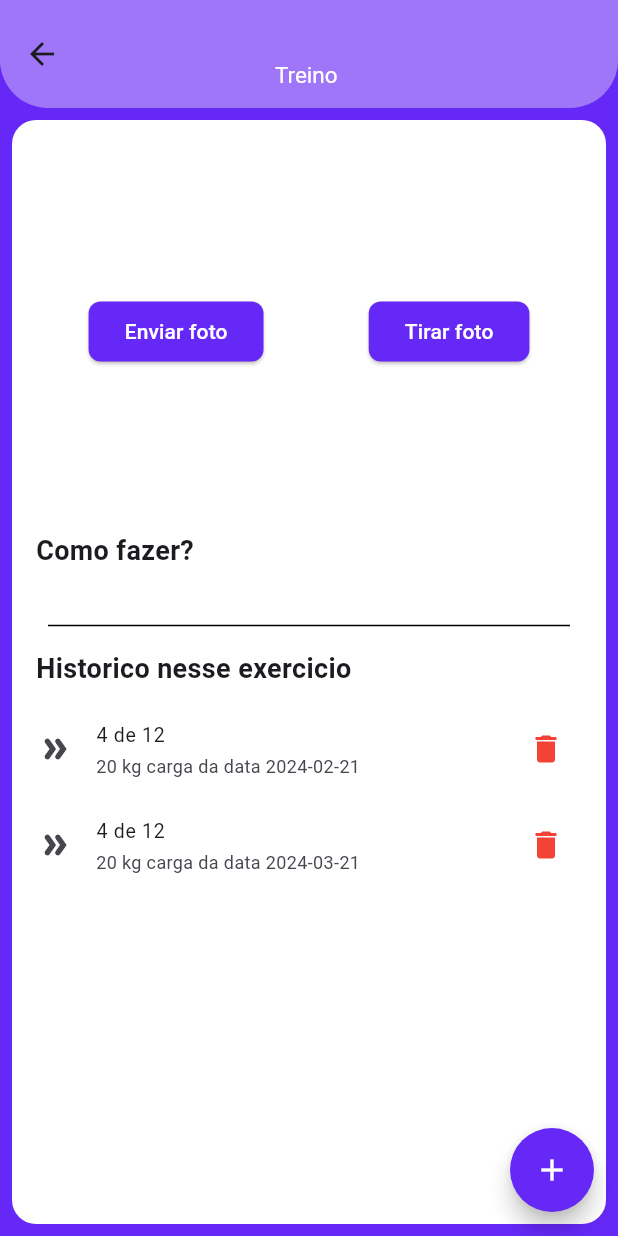
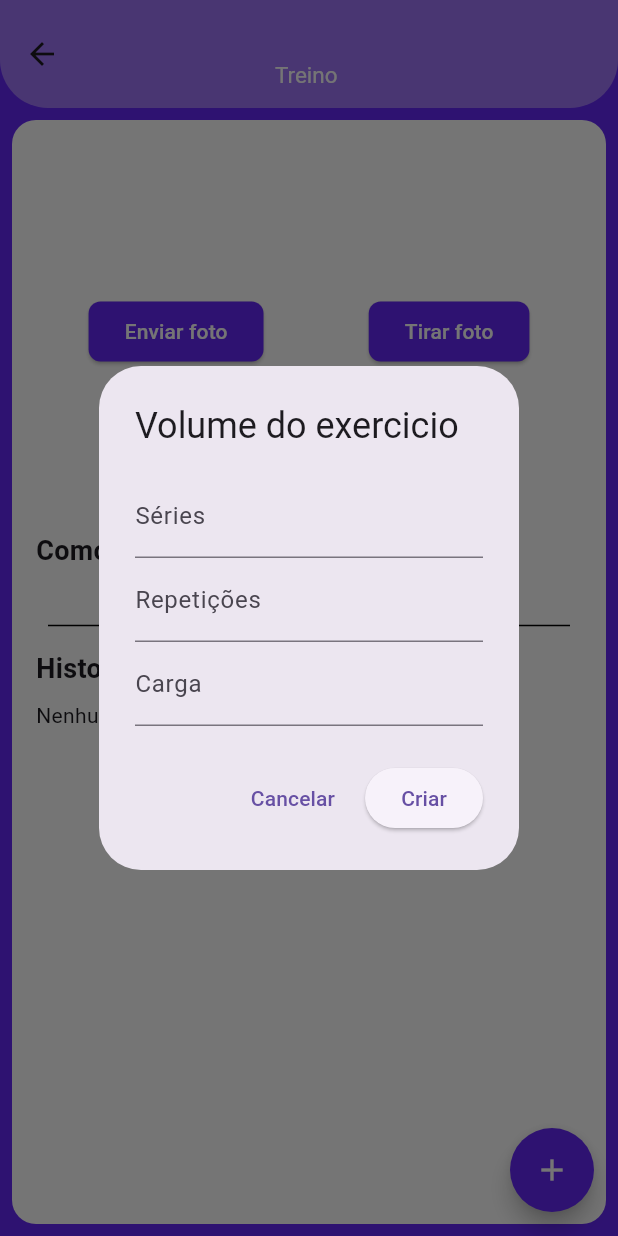
Before and after one commit to lukkspereiraa/Neon_rush, a Flutter app: the ExercicoTela screen opened directly with empty values, after a tap on the "add" icon, on a phone screen of 412 x 824 dp. Run offline on Flutter 3.47's test engine with Material 3 defaults, Android fonts, the phone set to English and light mode, and no system bars; our stand-ins replace cloud_firestore, firebase_auth, firebase_core; accounts and stored records are empty; generated files the repository leaves out were written again.

Commit message:
progama finaLIZADO

```diff
--- a/analysis_options.yaml
+++ b/analysis_options.yaml
@@ -7,6 +7,9 @@
 
 # The following line activates a set of recommended lints for Flutter apps,
 # packages, and plugins designed to encourage good coding practices.
+analyzer:
+  errors:
+    must_be_immutable: ignore
 include: package:flutter_lints/flutter.yaml
 
 linter:
--- /dev/null
+++ b/lib/components/adincar_editar_caracteristicas_de_trino_modal.dart
@@ -0,0 +1,78 @@
+import 'package:flutter/material.dart';
+import 'package:flutter_lista_com_descricao_app/mods/caracteristicas_do_trino_modelo.dart';
+import 'package:flutter_lista_com_descricao_app/services/caracteristica_trino_servicos.dart';
+import 'package:uuid/uuid.dart';
+
+Future<dynamic> mostarAdicinarEditarCaracteristicasDoTreinoDialog(
+  BuildContext context, {
+  required String idExercicio,
+  CaracteristicasDoTreinoModelo? volumeDeTreinoModelo,
+}) {
+  return showDialog(
+    context: context,
+    builder: (context) {
+      TextEditingController seriesController = TextEditingController();
+      TextEditingController repeticesController = TextEditingController();
+      TextEditingController cargaController = TextEditingController();
+
+      if (volumeDeTreinoModelo != null) {
+        seriesController.text = volumeDeTreinoModelo.series;
+        repeticesController.text = volumeDeTreinoModelo.repeticao;
+        cargaController.text = volumeDeTreinoModelo.carga;
+      }
+
+      return AlertDialog(
+        title: const Text("Volume do exercicio"),
+        content: Column(
+          mainAxisSize: MainAxisSize.min,
+          children: [
+            TextFormField(
+              controller: seriesController,
+              decoration: const InputDecoration(
+                label: Text("Séries"),
+              ),
+            ),
+            TextFormField(
+              controller: repeticesController,
+              decoration: const InputDecoration(
+                label: Text("Repetições"),
+              ),
+            ),
+            TextFormField(
+              controller: cargaController,
+              decoration: const InputDecoration(
+                label: Text("Carga"),
+              ),
+            ),
+          ],
+        ),
+        actions: [
+          TextButton(
+            onPressed: () => Navigator.pop(context),
+            child: const Text("Cancelar"),
+          ),
+          ElevatedButton(
+            onPressed: () {
+              CaracteristicasDoTreinoModelo volumeDeTreino =
+                  CaracteristicasDoTreinoModelo(
+                      repeticao: repeticesController.text,
+                      series: seriesController.text,
+                      carga: cargaController.text,
+                      data: DateTime.now().toString(),
+                      id: const Uuid().v1());
+              if (volumeDeTreinoModelo != null) {
+                volumeDeTreino.id = volumeDeTreinoModelo.id;
+              }
+              CaracteristicasDeTreinoServico().adicinarCaracteristaDoTreino(
+                  idExercicio: idExercicio,
+                  caracteristicaDotrinoModelo: volumeDeTreino);
+
+              Navigator.pop(context);
+            },
+            child: Text(volumeDeTreinoModelo != null ? "Editar" : "Criar"),
+          )
+        ],
+      );
+    },
+  );
+}
--- a/lib/screens/exercicio.dart
+++ b/lib/screens/exercicio.dart
@@ -1,26 +1,16 @@
 import 'package:flutter/material.dart';
 import 'package:flutter_lista_com_descricao_app/_common/minhas_cores.dart';
+import 'package:flutter_lista_com_descricao_app/components/adincar_editar_caracteristicas_de_trino_modal.dart';
 import 'package:flutter_lista_com_descricao_app/mods/exercicio_modl.dart';
 import 'package:flutter_lista_com_descricao_app/mods/caracteristicas_do_trino_modelo.dart';
+import 'package:flutter_lista_com_descricao_app/services/caracteristica_trino_servicos.dart';
 
 class ExercicoTela extends StatelessWidget {
   final ExercicioModelo exercicioModelo;
   ExercicoTela({super.key, required this.exercicioModelo});
 
-  final List<CaracteristicasDoTreinoModelo> listaDeCaracteristicasDosTreinos = [
-    CaracteristicasDoTreinoModelo(
-        id: '001',
-        data: '2024-02-21',
-        carga: "20 kg",
-        repeticao: "12",
-        series: "4"),
-    CaracteristicasDoTreinoModelo(
-        id: "002",
-        data: "2024-03-21",
-        series: "4",
-        carga: "20 kg",
-        repeticao: "12"),
-  ];
+  CaracteristicasDeTreinoServico _caracteristicasDeTreinoServico =
+      CaracteristicasDeTreinoServico();
 
   @override
   Widget build(BuildContext context) {
@@ -53,7 +43,10 @@ class ExercicoTela extends StatelessWidget {
         shape: const RoundedRectangleBorder(
             borderRadius: BorderRadius.all(Radius.circular(100))),
         backgroundColor: MinhasCores.escuraPadrao,
-        onPressed: () {},
+        onPressed: () {
+          mostarAdicinarEditarCaracteristicasDoTreinoDialog(context,
+              idExercicio: exercicioModelo.id);
+        },
         child: const Icon(
           Icons.add,
           color: Colors.white,
@@ -125,7 +118,24 @@ class ExercicoTela extends StatelessWidget {
               ),
             ),
             const SizedBox(height: 8),
-            Column(
+            StreamBuilder(
+              stream: _caracteristicasDeTreinoServico.conectarSream(
+                  idExercicio: exercicioModelo.id),
+              builder: (context, snapshot) {
+                if (snapshot.connectionState == ConnectionState.waiting) {
+                  return const Center(child: CircularProgressIndicator());
+                } else {
+                  if (snapshot.hasData &&
+                      snapshot.data != null &&
+                      snapshot.data!.docs.isNotEmpty) {
+                    final List<CaracteristicasDoTreinoModelo>
+                        listaDeCaracteristicasDosTreinos = [];
+
+                    for (var doc in snapshot.data!.docs) {
+                      listaDeCaracteristicasDosTreinos.add(
+                          CaracteristicasDoTreinoModelo.fromMap(doc.data()));
+                    }
+                    return Column(
                       crossAxisAlignment: CrossAxisAlignment.start,
                       children: List.generate(
                         listaDeCaracteristicasDosTreinos.length,
@@ -140,18 +150,33 @@ class ExercicoTela extends StatelessWidget {
                             subtitle: Text(
                                 "${treinoDeAtual.carga} carga da data ${treinoDeAtual.data}"),
                             leading: const Icon(Icons.double_arrow_rounded),
-                    trailing: IconButton(
+                            trailing: Row(
+                              mainAxisSize: MainAxisSize.min,
+                              children: [
+                                IconButton(
                                   icon: const Icon(
                                     Icons.delete,
                                     color: Colors.red,
                                   ),
                                   onPressed: () {
-                        print("Deletear ${treinoDeAtual.data}");
+                                    _caracteristicasDeTreinoServico
+                                        .removerCaracteristicas(
+                                            exercicioId: exercicioModelo.id,
+                                            caracteristicasId: treinoDeAtual.id);
                                   },
+                                ),
+                              ],
                             ),
                           );
                         },
                       ),
+                    );
+                  } else {
+                    return const Text(
+                        "Nenhuma anotcao do seu volume de treino");
+                  }
+                }
+              },
             )
           ],
         ),
--- a/lib/screens/inicio.dart
+++ b/lib/screens/inicio.dart
@@ -1,8 +1,10 @@
 import 'package:firebase_auth/firebase_auth.dart';
 import 'package:flutter/material.dart';
-import 'package:flutter_lista_com_descricao_app/_common/inicio_modal.dart';
+
 import 'package:flutter_lista_com_descricao_app/_common/minhas_cores.dart';
+import 'package:flutter_lista_com_descricao_app/components/adicinar_editra_exercicio_modal.dart';
 import 'package:flutter_lista_com_descricao_app/components/inicio_lista_widget.dart';
+
 import 'package:flutter_lista_com_descricao_app/mods/exercicio_modl.dart';
 import 'package:flutter_lista_com_descricao_app/services/autenticacao_services.dart';
 import 'package:flutter_lista_com_descricao_app/services/exercicio_servico.dart';
@@ -68,7 +70,7 @@ class _InicioTelaState extends State<InicioTela> {
             color: Colors.white,
           ),
           onPressed: () {
-            mostarModalInicio(context);
+            mostarAdicinarEditarExercicioModal(context);
           },
         ),
         body: Padding(
--- /dev/null
+++ b/lib/services/caracteristica_trino_servicos.dart
@@ -0,0 +1,45 @@
+import 'package:cloud_firestore/cloud_firestore.dart';
+import 'package:firebase_auth/firebase_auth.dart';
+import 'package:flutter_lista_com_descricao_app/mods/caracteristicas_do_trino_modelo.dart';
+
+class CaracteristicasDeTreinoServico {
+  String userId;
+  CaracteristicasDeTreinoServico()
+      : userId = FirebaseAuth.instance.currentUser!.uid;
+
+  final FirebaseFirestore _firestore = FirebaseFirestore.instance;
+
+  static const String keyColecao = "caracteristicas";
+
+  Future<void> adicinarCaracteristaDoTreino(
+      {required String idExercicio,
+      required CaracteristicasDoTreinoModelo
+          caracteristicaDotrinoModelo}) async {
+    return await _firestore
+        .collection(userId)
+        .doc(idExercicio)
+        .collection(keyColecao)
+        .doc(caracteristicaDotrinoModelo.id)
+        .set(caracteristicaDotrinoModelo.toMap());
+  }
+
+  Stream<QuerySnapshot<Map<String, dynamic>>> conectarSream(
+      {required String idExercicio}) {
+    return _firestore
+        .collection(userId)
+        .doc(idExercicio)
+        .collection(keyColecao)
+        .orderBy("data", descending: true)
+        .snapshots();
+  }
+
+  Future<void> removerCaracteristicas(
+      {required String exercicioId, required String caracteristicasId}) async {
+    return _firestore
+        .collection(userId)
+        .doc(exercicioId)
+        .collection(keyColecao)
+        .doc(caracteristicasId)
+        .delete();
+  }
+}
```
Also changed, not shown: lib/components/adicinar_editra_exercicio_modal.dart (renamed from lib/_common/inicio_modal.dart, +5 -4 lines), lib/components/inicio_lista_widget.dart (+4 -3 lines), lib/mods/caracteristicas_do_trino_modelo.dart (+4 -4 lines), lib/services/exercicio_servico.dart (+0 -10 lines). Lines whose indentation alone changed are shown as unchanged.
